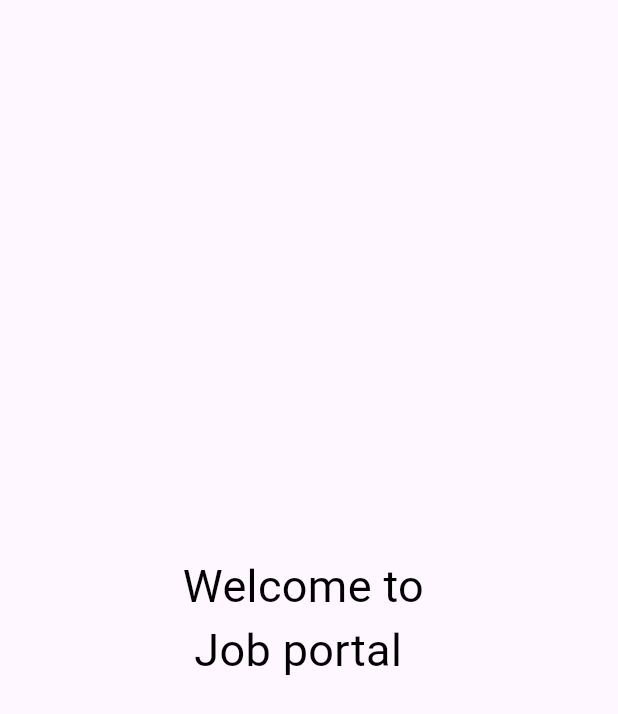
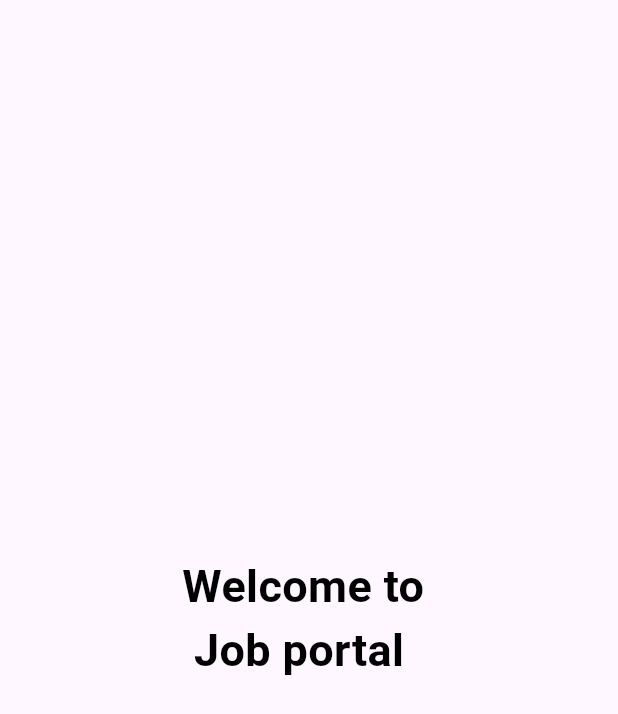
Before and after one commit to oveshdevwala/register_page, a Flutter app: the LandingScreen screen opened directly, on a phone screen of 412 x 824 dp. Shown: the top 714 px of the screen. Run offline on Flutter 3.47's test engine with Material 3 defaults, Android fonts, the phone set to English and light mode, and no system bars; our stand-ins replace flutter_screenutil.

Commit message:
All Done

```diff
--- a/lib/auth/screens/landing_screen.dart
+++ b/lib/auth/screens/landing_screen.dart
@@ -10,7 +10,10 @@ class LandingScreen extends StatelessWidget {
       body: Center(
         child: Text(
           "Welcome to \n Job portal",
-          style: TextStyle(fontSize: 30, color: AppPalate.black),
+          style: TextStyle(
+              fontSize: 30,
+              color: AppPalate.black,
+              fontWeight: FontWeight.bold),
         ),
       ),
     );
--- a/lib/auth/screens/registration_screen.dart
+++ b/lib/auth/screens/registration_screen.dart
@@ -114,6 +114,7 @@ class RegisterPage extends StatelessWidget {
                                 onChanged: (value) {
                                   provider.policyCheckBox = value;
                                 },
+                                activeColor: AppPalate.buttonBlue,
                               ),
                               Expanded(
                                   child: Text.rich(TextSpan(children: [
```
Also changed, not shown: lib/auth/providers/register_provider.dart (+9 -2 lines).
